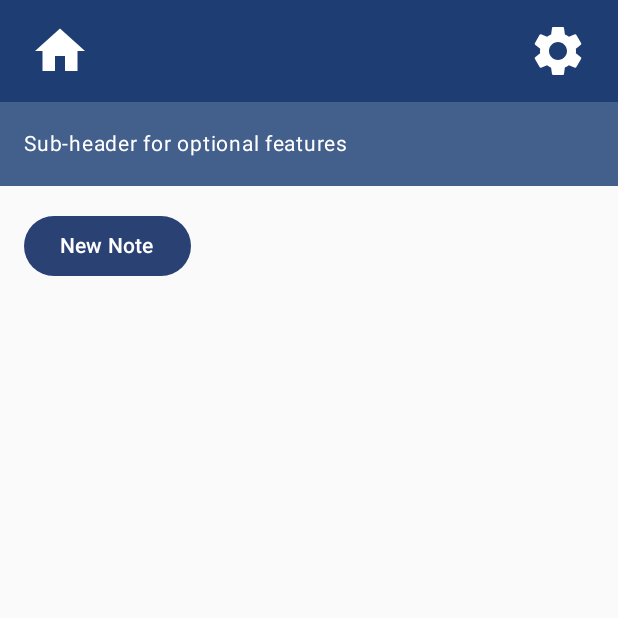
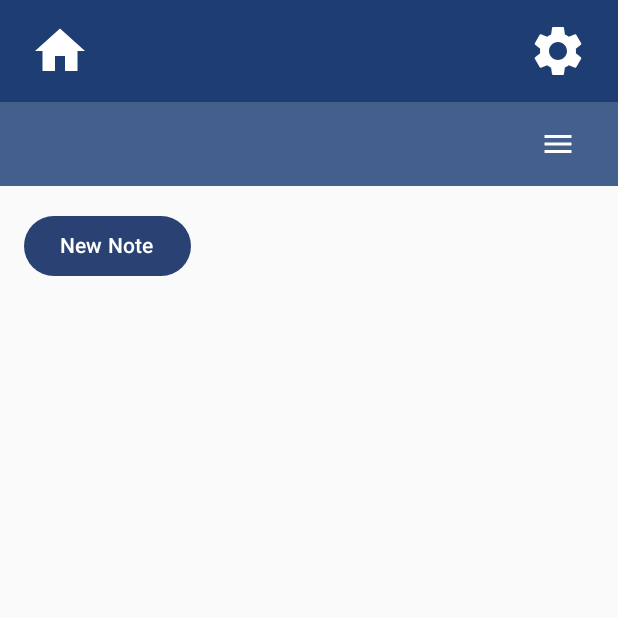
Before and after one commit to Axebow2/NoteTakingApp, an Android app built with Jetpack Compose: the screen it shows after launch (MainActivity), on a phone screen of 412 x 824 dp, the top half of it. Run offline under Robolectric (Android 15) with nearby library versions, the phone set to English and light mode, and no system bars; libraries missing offline, so code that uses them is left out: com.mohamedrejeb.richeditor.

Commit message:
Added dependencies for additional vector icons, and added button to toggle notes view between a list view and a grid. One more feature will be added before the settings page. Many visual improvements and small fixes are required

```diff
--- a/app/build.gradle.kts
+++ b/app/build.gradle.kts
@@ -73,7 +73,7 @@ dependencies {
     implementation(libs.androidx.datastore)
     implementation(libs.markwon.core)
     implementation(libs.richeditor.compose)
-
+    implementation(libs.material.icons.extended)
 
 
 }
--- a/app/src/main/java/com/example/notetakingapp/MainActivity.kt
+++ b/app/src/main/java/com/example/notetakingapp/MainActivity.kt
@@ -9,6 +9,8 @@ import androidx.compose.foundation.clickable
 import androidx.compose.foundation.interaction.MutableInteractionSource
 import androidx.compose.foundation.layout.*
 import androidx.compose.foundation.lazy.LazyColumn
+import androidx.compose.foundation.lazy.grid.GridCells
+import androidx.compose.foundation.lazy.grid.LazyVerticalGrid
 import androidx.compose.material.icons.Icons
 import androidx.compose.material.icons.filled.Home
 import androidx.compose.material.icons.filled.Settings
@@ -35,6 +37,7 @@ import androidx.compose.runtime.setValue
 import androidx.compose.foundation.lazy.items
 import androidx.compose.foundation.rememberScrollState
 import androidx.compose.foundation.verticalScroll
+import androidx.compose.material.icons.filled.Menu
 import androidx.compose.runtime.LaunchedEffect
 import androidx.compose.runtime.mutableStateOf
 import androidx.compose.runtime.remember
@@ -50,6 +53,10 @@ import androidx.compose.ui.text.font.FontWeight
 import androidx.compose.ui.text.style.TextDecoration
 import com.mohamedrejeb.richeditor.model.rememberRichTextState
 import com.mohamedrejeb.richeditor.ui.material3.RichTextEditor
+import androidx.compose.material.icons.filled.GridView
+import androidx.compose.material.icons.filled.ViewList
+import androidx.compose.foundation.lazy.grid.items
+
 
 
 // Data class for notes
@@ -60,6 +67,7 @@ data class Note(
     var content: String = ""
 )
 
+enum class ViewMode { LIST, GRID }
 
 class NotesViewModel(private val context: Context) : ViewModel() {
     private val _notes = MutableStateFlow<List<Note>>(emptyList())
@@ -180,7 +188,7 @@ fun Header(navController: NavController) {
 
 // Home page specific sub header
 @Composable
-fun HomeSubHeader() {
+fun HomeSubHeader(viewMode: ViewMode, onToggleView: () -> Unit) {
     Box(
         modifier = Modifier
             .fillMaxWidth()
@@ -188,13 +196,23 @@ fun HomeSubHeader() {
             .background(Color(0xFF435f8c)),
         contentAlignment = Alignment.CenterStart
     ) {
-        //Temporary content
-        Text(
-            text = "Sub-header for optional features",
-            modifier = Modifier.padding(start = 16.dp),
-            color = Color.White,
-            fontSize = 14.sp
+        Row(
+            modifier = Modifier
+                .fillMaxSize()
+                .padding(horizontal = 16.dp),
+            verticalAlignment = Alignment.CenterVertically,
+            horizontalArrangement = Arrangement.End
+        ) {
+
+            // Button to toggle notes view type
+            IconButton(onClick = onToggleView) {
+                Icon(
+                    imageVector = if (viewMode == ViewMode.LIST) Icons.Filled.Menu else Icons.Filled.GridView,
+                    contentDescription = "Toggle View",
+                    tint = Color.White
                 )
+            }
+        }
     }
 }
 
@@ -211,6 +229,21 @@ fun ToggleButton(text: String, enabled: Boolean, onClick: () -> Unit) {
     }
 }
 
+// Note card composable
+@Composable
+fun NoteCard(note: Note, onClick: () -> Unit) {
+    Card(
+        modifier = Modifier
+            .fillMaxWidth()
+            .clickable(onClick = onClick)
+            .padding(4.dp),
+        elevation = CardDefaults.cardElevation(4.dp)
+    ) {
+        Column(modifier = Modifier.padding(16.dp)) {
+            Text(text = note.title, style = MaterialTheme.typography.titleMedium)
+        }
+    }
+}
 
 // Note page specific sub header
 @Composable
@@ -244,18 +277,26 @@ fun NoteSubHeader(onDeleteClick: (() -> Unit)? = null) {
     }
 }
 
+
 // Home Page
 @Composable
 fun HomePage(navController: NavController, viewModel: NotesViewModel) {
     val notes by viewModel.notes.collectAsState()
+    var viewMode by remember { mutableStateOf(ViewMode.LIST) }
+
     Column(modifier = Modifier.fillMaxSize()) {
         //Header
         Header(navController)
 
         //Home Page Sub-header
-        HomeSubHeader()
+        HomeSubHeader(
+            viewMode = viewMode,
+            onToggleView = {
+                viewMode = if (viewMode == ViewMode.LIST) ViewMode.GRID else ViewMode.LIST
+            }
+        )
 
-        //Create new note
+        // Create new note
         Button(
             onClick = { navController.navigate("create_note_screen") },
             modifier = Modifier.padding(16.dp)
@@ -263,20 +304,28 @@ fun HomePage(navController: NavController, viewModel: NotesViewModel) {
             Text("New Note")
         }
 
-        //Main content
+        // Display notes in a list view
+        if (viewMode == ViewMode.LIST) {
             LazyColumn(modifier = Modifier.padding(16.dp)) {
                 items(notes, key = { it.id }) { note ->
-                Card(
-                    modifier = Modifier
-                        .fillMaxWidth()
-                        .padding(vertical = 8.dp)
-                        .clickable {
+                    NoteCard(note, onClick = {
                         navController.navigate("edit_note_screen/${note.id}")
+                    })
                 }
+            }
+        } else {
+        // Display notes in a grid view
+            LazyVerticalGrid(
+                columns = GridCells.Fixed(2),
+                modifier = Modifier.padding(16.dp),
+                contentPadding = PaddingValues(4.dp),
+                verticalArrangement = Arrangement.spacedBy(8.dp),
+                horizontalArrangement = Arrangement.spacedBy(8.dp)
             ) {
-                    Column(modifier = Modifier.padding(16.dp)) {
-                        Text(text = note.title, style = MaterialTheme.typography.titleMedium)
-                    }
+                items(notes, key = { it.id }) { note ->
+                    NoteCard(note, onClick = {
+                        navController.navigate("edit_note_screen/${note.id}")
+                    })
                 }
             }
         }
--- a/gradle/libs.versions.toml
+++ b/gradle/libs.versions.toml
@@ -38,6 +38,8 @@ androidx-datastore-core = { group = "androidx.datastore", name = "datastore-core
 androidx-datastore = { group = "androidx.datastore", name = "datastore", version.ref = "datastore" }
 markwon-core = { group = "io.noties.markwon", name = "core", version.ref = "markwon" }
 richeditor-compose = { module = "com.mohamedrejeb.richeditor:richeditor-compose", version.ref = "richeditorCompose" }
+material-icons-extended = { group = "androidx.compose.material", name = "material-icons-extended" }
+
 
 
 
```
Lines whose indentation alone changed are shown as unchanged.
